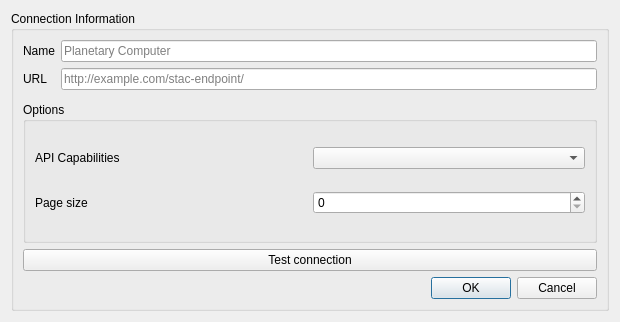
Old version of the form src/qgis_stac/ui/connection_dialog.ui in the repository stac-utils/qgis-stac-plugin.
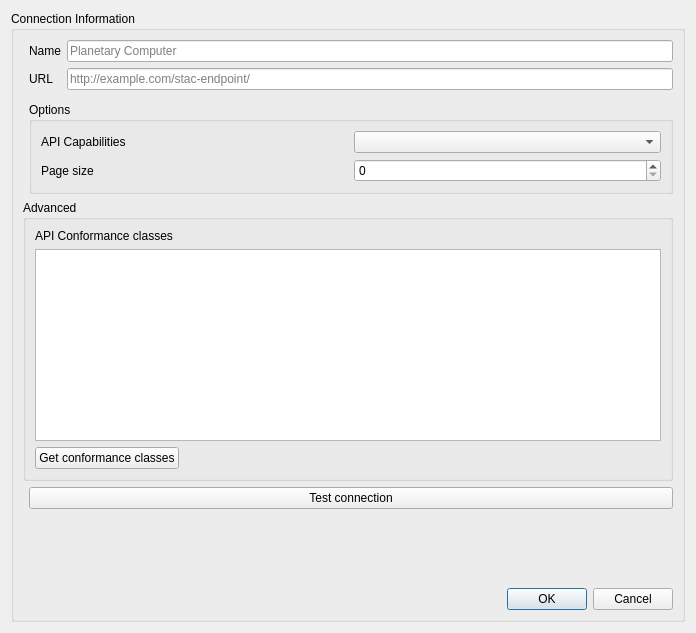
New version of the form. Custom widgets are drawn as their Qt base class.

Commit message: get conformance classes for STAC API connections

```diff
--- a/src/qgis_stac/ui/connection_dialog.ui
+++ b/src/qgis_stac/ui/connection_dialog.ui
@@ -6,8 +6,8 @@
    <rect>
     <x>0</x>
     <y>0</y>
-    <width>620</width>
-    <height>322</height>
+    <width>696</width>
+    <height>633</height>
    </rect>
   </property>
   <property name="windowTitle">
@@ -19,35 +19,119 @@
      <property name="title">
       <string>Connection Information</string>
      </property>
-     <layout class="QGridLayout" name="gridLayout_3">
-      <item row="7" column="0" colspan="2">
-       <widget class="QPushButton" name="test_btn">
+     <layout class="QGridLayout" name="gridLayout">
+      <item row="0" column="2">
+       <widget class="QLineEdit" name="name_edit">
+        <property name="toolTip">
+         <string>URL of the connection, {x}, {y}, and {z} will be replaced with actual values. Use {-y} for inverted y axis.</string>
+        </property>
         <property name="text">
-         <string>Test connection</string>
+         <string/>
         </property>
+        <property name="placeholderText">
+         <string>Planetary Computer</string>
+        </property>
        </widget>
       </item>
-      <item row="8" column="1">
-       <widget class="QDialogButtonBox" name="buttonBox">
-        <property name="orientation">
-         <enum>Qt::Horizontal</enum>
+      <item row="1" column="1">
+       <widget class="QLabel" name="label_url">
+        <property name="text">
+         <string>URL</string>
         </property>
-        <property name="standardButtons">
-         <set>QDialogButtonBox::Cancel|QDialogButtonBox::Ok</set>
+       </widget>
+      </item>
+      <item row="1" column="2">
+       <widget class="QLineEdit" name="url_edit">
+        <property name="toolTip">
+         <string>URL of the connection, {x}, {y}, and {z} will be replaced with actual values. Use {-y} for inverted y axis.</string>
         </property>
+        <property name="text">
+         <string/>
+        </property>
+        <property name="placeholderText">
+         <string>http://example.com/stac-endpoint/</string>
+        </property>
        </widget>
       </item>
-      <item row="2" column="0" colspan="2">
-       <widget class="QgsAuthConfigSelect" name="auth_config">
-        <property name="sizePolicy">
-         <sizepolicy hsizetype="Minimum" vsizetype="Maximum">
-          <horstretch>0</horstretch>
-          <verstretch>0</verstretch>
-         </sizepolicy>
+      <item row="4" column="0" rowspan="3" colspan="3">
+       <widget class="QgsCollapsibleGroupBox" name="collections_group">
+        <property name="title">
+         <string>Advanced</string>
         </property>
+        <property name="collapsed">
+         <bool>false</bool>
+        </property>
+        <layout class="QVBoxLayout" name="verticalLayout_10">
+         <item>
+          <widget class="QLabel" name="result_collections_la">
+           <property name="text">
+            <string>API Conformance classes</string>
+           </property>
+           <property name="wordWrap">
+            <bool>true</bool>
+           </property>
+          </widget>
+         </item>
+         <item>
+          <layout class="QVBoxLayout" name="verticalLayout_5">
+           <item>
+            <widget class="QTreeView" name="conformances_tree">
+             <property name="toolTip">
+              <string/>
+             </property>
+             <property name="editTriggers">
+              <set>QAbstractItemView::NoEditTriggers</set>
+             </property>
+             <property name="selectionMode">
+              <enum>QAbstractItemView::MultiSelection</enum>
+             </property>
+             <property name="indentation">
+              <number>5</number>
+             </property>
+             <property name="sortingEnabled">
+              <bool>true</bool>
+             </property>
+             <property name="allColumnsShowFocus">
+              <bool>true</bool>
+             </property>
+             <property name="wordWrap">
+              <bool>true</bool>
+             </property>
+            </widget>
+           </item>
+          </layout>
+         </item>
+         <item>
+          <layout class="QHBoxLayout" name="horizontalLayout_4">
+           <item>
+            <widget class="QPushButton" name="get_conformances_btn">
+             <property name="toolTip">
+              <string>Get all collections provided by the current STAC API connection</string>
+             </property>
+             <property name="text">
+              <string>Get conformance classes</string>
+             </property>
+            </widget>
+           </item>
+           <item>
+            <spacer name="horizontalSpacer_5">
+             <property name="orientation">
+              <enum>Qt::Horizontal</enum>
+             </property>
+             <property name="sizeHint" stdset="0">
+              <size>
+               <width>40</width>
+               <height>20</height>
+              </size>
+             </property>
+            </spacer>
+           </item>
+          </layout>
+         </item>
+        </layout>
        </widget>
       </item>
-      <item row="3" column="0" colspan="2">
+      <item row="3" column="1" colspan="2">
        <widget class="QGroupBox" name="groupBox">
         <property name="title">
          <string>Options</string>
@@ -87,46 +171,53 @@
         </layout>
        </widget>
       </item>
-      <item row="1" column="0">
-       <widget class="QLabel" name="label_url">
-        <property name="text">
-         <string>URL</string>
-        </property>
-       </widget>
-      </item>
-      <item row="1" column="1">
-       <widget class="QLineEdit" name="url_edit">
-        <property name="toolTip">
-         <string>URL of the connection, {x}, {y}, and {z} will be replaced with actual values. Use {-y} for inverted y axis.</string>
-        </property>
-        <property name="text">
-         <string/>
-        </property>
-        <property name="placeholderText">
-         <string>http://example.com/stac-endpoint/</string>
-        </property>
-       </widget>
-      </item>
       <item row="0" column="1">
-       <widget class="QLineEdit" name="name_edit">
-        <property name="toolTip">
-         <string>URL of the connection, {x}, {y}, and {z} will be replaced with actual values. Use {-y} for inverted y axis.</string>
-        </property>
-        <property name="text">
-         <string/>
-        </property>
-        <property name="placeholderText">
-         <string>Planetary Computer</string>
-        </property>
-       </widget>
-      </item>
-      <item row="0" column="0">
        <widget class="QLabel" name="label_name">
         <property name="text">
          <string>Name</string>
         </property>
        </widget>
       </item>
+      <item row="9" column="2">
+       <widget class="QDialogButtonBox" name="buttonBox">
+        <property name="orientation">
+         <enum>Qt::Horizontal</enum>
+        </property>
+        <property name="standardButtons">
+         <set>QDialogButtonBox::Cancel|QDialogButtonBox::Ok</set>
+        </property>
+       </widget>
+      </item>
+      <item row="2" column="1" colspan="2">
+       <widget class="QgsAuthConfigSelect" name="auth_config">
+        <property name="sizePolicy">
+         <sizepolicy hsizetype="Minimum" vsizetype="Maximum">
+          <horstretch>0</horstretch>
+          <verstretch>0</verstretch>
+         </sizepolicy>
+        </property>
+       </widget>
+      </item>
+      <item row="7" column="1" colspan="2">
+       <widget class="QPushButton" name="test_btn">
+        <property name="text">
+         <string>Test connection</string>
+        </property>
+       </widget>
+      </item>
+      <item row="8" column="2">
+       <spacer name="verticalSpacer">
+        <property name="orientation">
+         <enum>Qt::Vertical</enum>
+        </property>
+        <property name="sizeHint" stdset="0">
+         <size>
+          <width>20</width>
+          <height>40</height>
+         </size>
+        </property>
+       </spacer>
+      </item>
      </layout>
     </widget>
    </item>
@@ -139,6 +230,12 @@
    <header>qgsauthconfigselect.h</header>
    <container>1</container>
   </customwidget>
+  <customwidget>
+   <class>QgsCollapsibleGroupBox</class>
+   <extends>QGroupBox</extends>
+   <header>qgscollapsiblegroupbox.h</header>
+   <container>1</container>
+  </customwidget>
   <customwidget>
    <class>QgsSpinBox</class>
    <extends>QSpinBox</extends>
```
Left out of the diff: 2 changed lines with no effect on the pictures. The commit also changes 2 other files.
